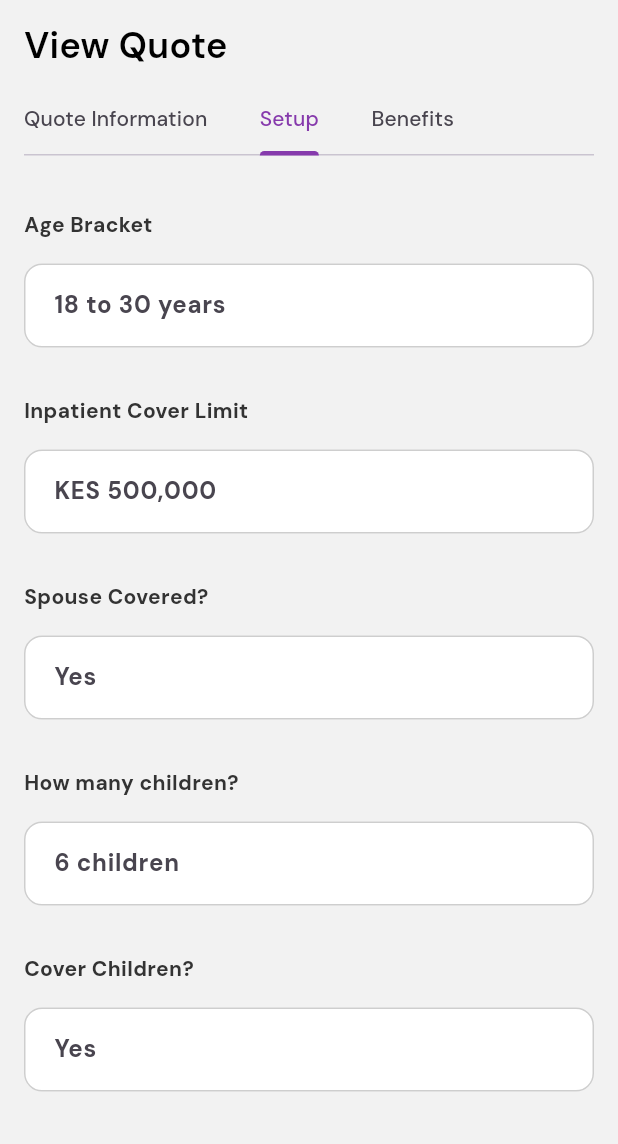
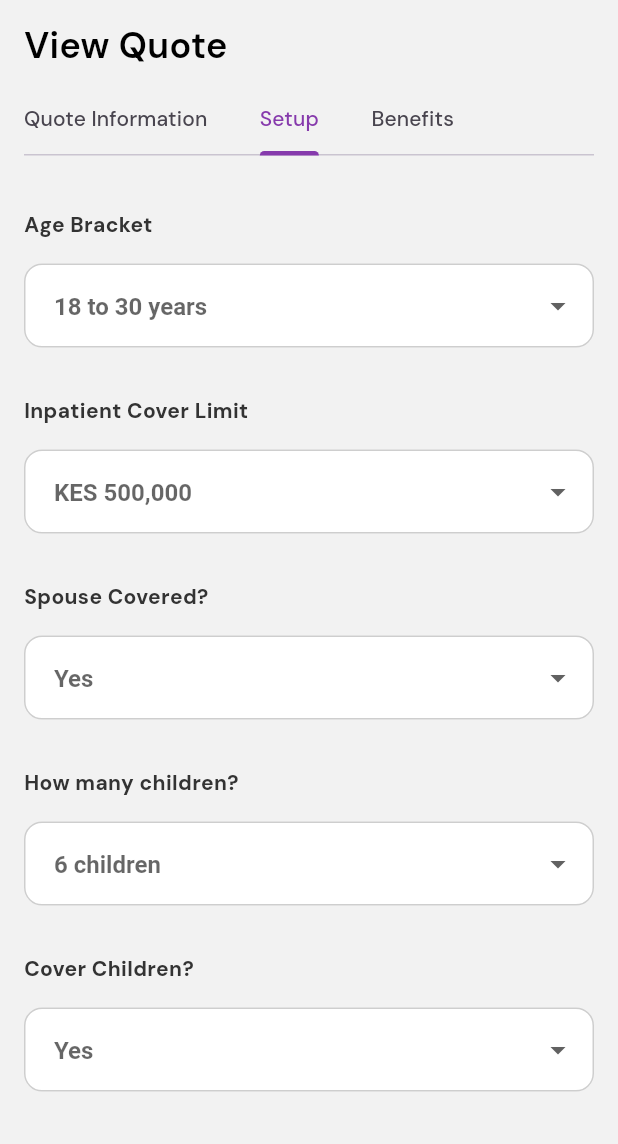
Before and after one commit to KenStarry/Dentsu_Quotes, a Flutter app: the ViewQuotePage screen opened directly, tab 2 chosen, on a phone screen of 412 x 824 dp, the part 92-1236 px from its top. Run offline on Flutter 3.47's test engine with Material 3 defaults, Android fonts, the phone set to English and light mode, and no system bars; our stand-ins replace cached_network_image, data_table_2, envied, flutter_svg, freezed_annotation, get and 6 more; accounts and stored records are empty; generated files the repository leaves out were written again.

Commit message:
View Quote Setup Code Re-adjustments

```diff
--- a/lib/feature_quotes/presentation/components/quote_info_textfield.dart
+++ b/lib/feature_quotes/presentation/components/quote_info_textfield.dart
@@ -64,16 +64,15 @@ class QuoteInfoTextField extends StatelessWidget {
                       decoration: InputDecoration(
                           hintText: hintText,
                           hintStyle: TextStyle(
-                            fontSize:
-                                Theme.of(context).textTheme.bodyLarge!.fontSize,
-                            fontWeight: Theme.of(context)
-                                .textTheme
-                                .titleSmall!
-                                .fontWeight,
-                            color: readOnly
-                                ? textBlack300.withOpacity(0.7)
-                                : Theme.of(context).textTheme.bodyLarge!.color,
-                          ),
+                              fontSize: Theme.of(context)
+                                  .textTheme
+                                  .bodyLarge!
+                                  .fontSize,
+                              fontWeight: Theme.of(context)
+                                  .textTheme
+                                  .titleSmall!
+                                  .fontWeight,
+                              color: textBlack300.withOpacity(0.7)),
                           filled: true,
                           fillColor: Theme.of(context).primaryColorDark,
                           contentPadding: const EdgeInsets.symmetric(
--- a/lib/feature_quotes/presentation/components/view_quote_setup.dart
+++ b/lib/feature_quotes/presentation/components/view_quote_setup.dart
@@ -2,7 +2,6 @@ import 'package:dentsu_quotes/feature_quotes/presentation/components/quote_info_
 import 'package:flutter/material.dart';
 
 class ViewQuoteSetup extends StatefulWidget {
-
   final bool isNewQuote;
 
   const ViewQuoteSetup({super.key, required this.isNewQuote});
@@ -42,12 +41,16 @@ class _ViewQuoteSetupState extends State<ViewQuoteSetup> {
     ];
 
     information = <String, dynamic>{
-      'Age Bracket': '18 to 30 years',
-      'Inpatient Cover Limit': 'KES 500,000',
-      'Spouse Covered?': 'Yes',
-      'How many children?': '6 children',
-      'Cover Children?': 'Yes',
-      'Spouse Age Bracket': '18 to 30 years',
+      'Age Bracket':
+          widget.isNewQuote ? 'Choose Age Bracket' : '18 to 30 years',
+      'Inpatient Cover Limit':
+          widget.isNewQuote ? 'Inpatient Cover Limit' : 'KES 500,000',
+      'Spouse Covered?': widget.isNewQuote ? 'Spouse Covered?' : 'Yes',
+      'How many children?':
+          widget.isNewQuote ? 'How many children?' : '6 children',
+      'Cover Children?': widget.isNewQuote ? 'Cover Children?' : 'Yes',
+      'Spouse Age Bracket':
+          widget.isNewQuote ? 'Spouse Age Bracket' : '18 to 30 years',
     };
   }
 
@@ -60,12 +63,44 @@ class _ViewQuoteSetupState extends State<ViewQuoteSetup> {
       child: Column(
         children: information.entries
             .map((entry) => QuoteInfoTextField(
-                  header: entry.key,
-                  controller:
-                      controllers[information.keys.toList().indexOf(entry.key)],
-                  hintText: entry.value,
-                  readOnly: true
-                ))
+                header: entry.key,
+                controller: !widget.isNewQuote
+                    ? null
+                    : controllers[information.keys.toList().indexOf(entry.key)],
+                hintText: entry.value,
+                initialValue: widget.isNewQuote ? null : entry.value,
+                isDropdown: true,
+                dropdownItems: entry.key == 'Age Bracket'
+                    ? [
+                        '5 to 9 years',
+                        '10 to 13 years',
+                        '14 to 17 years',
+                        '18 to 30 years',
+                        'Above 30 years'
+                      ]
+                    : entry.key == 'Inpatient Cover Limit'
+                        ? [
+                            'KES 10,000',
+                            'KES 30,000',
+                            'KES 50,000',
+                            'KES 100,000',
+                            'KES 500,000',
+                            'Above KES 500,000'
+                          ]
+                        : entry.key == 'Spouse Covered?'
+                            ? ['Yes', 'No']
+                            : entry.key == 'How many children?'
+                                ? ['0', '1', '3', '6', 'Above 6']
+                                : entry.key == 'Cover Children?'
+                                    ? ['Yes', 'No']
+                                    : entry.key == 'Spouse Age Bracket'
+                                        ? [
+                                            '18 to 30 years',
+                                            '30 to 35 years',
+                                            'Above 35 years'
+                                          ]
+                                        : null,
+                readOnly: !widget.isNewQuote))
             .toList(),
       ),
     );
```
